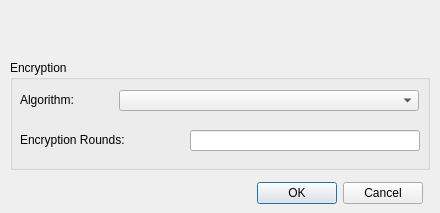
Above: src/forms/DatabaseSettingsDlg.ui from thooge/keepassx1 before the change. Below: the same form after it.
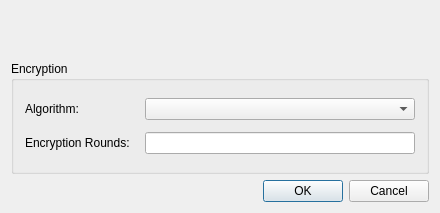
That is the form after the change.

Commit message: Size of the EntryEdit dialog is saved Some small GUI improvements

```diff
--- a/src/forms/DatabaseSettingsDlg.ui
+++ b/src/forms/DatabaseSettingsDlg.ui
@@ -30,78 +30,63 @@
   <property name="windowTitle" >
    <string>Database Settings</string>
   </property>
+  <layout class="QVBoxLayout" >
+   <item>
+    <spacer>
+     <property name="orientation" >
+      <enum>Qt::Vertical</enum>
+     </property>
+     <property name="sizeType" >
+      <enum>QSizePolicy::Fixed</enum>
+     </property>
+     <property name="sizeHint" >
+      <size>
+       <width>20</width>
+       <height>50</height>
+      </size>
+     </property>
+    </spacer>
+   </item>
+   <item>
   <widget class="QGroupBox" name="groupBox1" >
-   <property name="geometry" >
-    <rect>
-     <x>10</x>
-     <y>60</y>
-     <width>420</width>
-     <height>110</height>
-    </rect>
-   </property>
    <property name="title" >
     <string>Encryption</string>
    </property>
+     <layout class="QGridLayout" >
+      <property name="horizontalSpacing" >
+       <number>15</number>
+      </property>
+      <item row="0" column="0" >
    <widget class="QLabel" name="textLabel2" >
-    <property name="geometry" >
-     <rect>
-      <x>10</x>
-      <y>30</y>
-      <width>90</width>
-      <height>20</height>
-     </rect>
-    </property>
     <property name="text" >
      <string>Algorithm:</string>
     </property>
    </widget>
-   <widget class="QComboBox" name="ComboAlgo" >
-    <property name="geometry" >
-     <rect>
-      <x>109</x>
-      <y>30</y>
-      <width>300</width>
-      <height>21</height>
-     </rect>
-    </property>
-   </widget>
-   <widget class="QLineEdit" name="EditRounds" >
-    <property name="geometry" >
-     <rect>
-      <x>180</x>
-      <y>70</y>
-      <width>230</width>
-      <height>21</height>
-     </rect>
-    </property>
-   </widget>
+      </item>
+      <item row="0" column="1" >
+       <widget class="QComboBox" name="ComboAlgo" />
+      </item>
+      <item row="1" column="0" >
    <widget class="QLabel" name="textLabel3" >
-    <property name="geometry" >
-     <rect>
-      <x>10</x>
-      <y>70</y>
-      <width>150</width>
-      <height>20</height>
-     </rect>
-    </property>
     <property name="text" >
      <string>Encryption Rounds:</string>
     </property>
    </widget>
-  </widget>
+      </item>
+      <item row="1" column="1" >
+       <widget class="QLineEdit" name="EditRounds" />
+      </item>
+     </layout>
+    </widget>
+   </item>
+   <item>
   <widget class="QDialogButtonBox" name="ButtonBox" >
-   <property name="geometry" >
-    <rect>
-     <x>12</x>
-     <y>180</y>
-     <width>411</width>
-     <height>27</height>
-    </rect>
-   </property>
    <property name="standardButtons" >
     <set>QDialogButtonBox::Cancel|QDialogButtonBox::NoButton|QDialogButtonBox::Ok</set>
    </property>
   </widget>
+   </item>
+  </layout>
  </widget>
  <layoutdefault spacing="6" margin="11" />
  <tabstops>
```
Left out of the diff: 4 changed lines with no effect on the pictures. Lines whose indentation alone changed are shown as unchanged. The commit also changes 12 other files.
